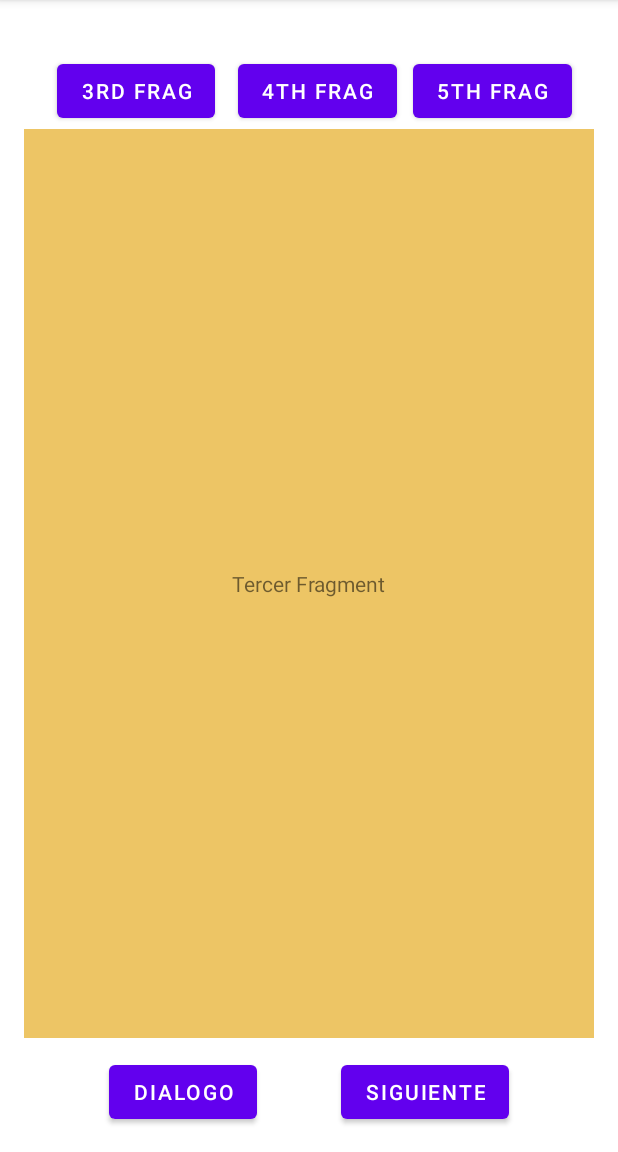
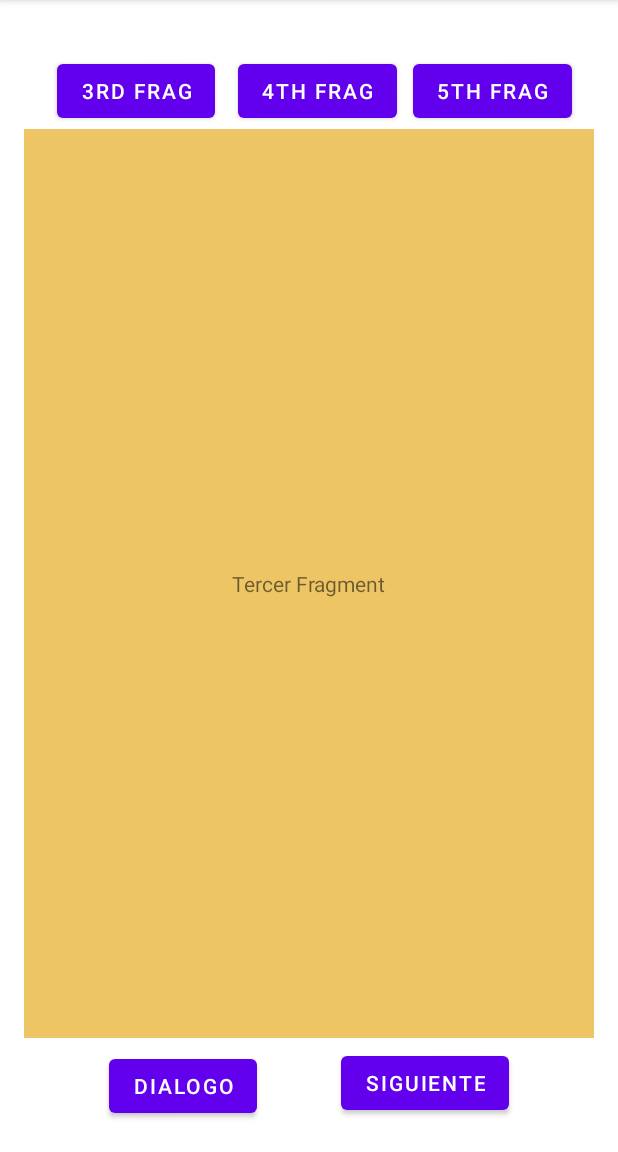
Before and after one commit to cHaC0ne/FragmentosClase2, an Android app: the SecondActivity screen opened directly, with no data from a screen before it, on a phone screen of 412 x 824 dp, the part 84-1236 px from its top. Run offline under Robolectric (Android 15) with nearby library versions, the phone set to English and light mode, and no system bars.

```diff
--- a/app/src/main/java/myFragments/primerFrag.kt
+++ b/app/src/main/java/com/example/fragmentsclase2/myFragments/primerFrag.kt
@@ -1,4 +1,4 @@
-package myFragments
+package com.example.fragmentsclase2.myFragments
 
 import android.os.Bundle
 import androidx.fragment.app.Fragment
--- a/app/src/main/java/myFragments/quintoFrag.kt
+++ b/app/src/main/java/com/example/fragmentsclase2/myFragments/quintoFrag.kt
@@ -1,4 +1,4 @@
-package myFragments
+package com.example.fragmentsclase2.myFragments
 
 import android.os.Bundle
 import android.view.*
--- a/app/src/main/java/myFragments/tercerFrag.kt
+++ b/app/src/main/java/com/example/fragmentsclase2/myFragments/tercerFrag.kt
@@ -1,4 +1,4 @@
-package myFragments
+package com.example.fragmentsclase2.myFragments
 
 import android.os.Bundle
 import androidx.fragment.app.Fragment
--- a/app/src/main/res/layout/activity_main.xml
+++ b/app/src/main/res/layout/activity_main.xml
@@ -17,7 +17,7 @@
 
         <androidx.fragment.app.FragmentContainerView
             android:id="@+id/fragmentContainerView"
-            android:name="myFragments.primerFrag"
+            android:name="com.example.fragmentsclase2.myFragments.primerFrag"
             android:layout_width="match_parent"
             android:layout_height="match_parent"
             android:layout_weight="2"
@@ -25,7 +25,7 @@
 
         <androidx.fragment.app.FragmentContainerView
             android:id="@+id/fragmentContainerView2"
-            android:name="myFragments.segundoFrag"
+            android:name="com.example.fragmentsclase2.myFragments.segundoFrag"
             android:layout_width="match_parent"
             android:layout_height="match_parent"
             android:layout_weight="1"
--- a/app/src/main/res/layout/activity_second.xml
+++ b/app/src/main/res/layout/activity_second.xml
@@ -45,7 +45,7 @@
 
     <androidx.fragment.app.FragmentContainerView
         android:id="@+id/fCV"
-        android:name="myFragments.tercerFrag"
+        android:name="com.example.fragmentsclase2.myFragments.tercerFrag"
         android:layout_width="0dp"
         android:layout_height="0dp"
         android:layout_marginTop="70dp"
@@ -58,8 +58,9 @@
         app:layout_constraintTop_toTopOf="parent"
         app:layout_constraintVertical_bias="1.0"
         tools:layout="@layout/fragment_tercer"/>
+
     <Button
-    android:id="@+id/btnDialog"
+        android:id="@+id/bDialog"
         android:layout_width="wrap_content"
         android:layout_height="wrap_content"
         android:onClick="onClickDialog"
@@ -67,7 +68,9 @@
         app:layout_constraintBottom_toBottomOf="parent"
         app:layout_constraintEnd_toStartOf="@+id/btnPass"
         app:layout_constraintHorizontal_bias="0.5"
-    app:layout_constraintStart_toStartOf="parent" />
+        app:layout_constraintStart_toStartOf="parent"
+        app:layout_constraintTop_toTopOf="parent"
+        app:layout_constraintVertical_bias="0.994" />
 
     <Button
         android:id="@+id/btnPass"
@@ -78,8 +81,9 @@
         app:layout_constraintBottom_toBottomOf="parent"
         app:layout_constraintEnd_toEndOf="parent"
         app:layout_constraintHorizontal_bias="0.5"
-    app:layout_constraintStart_toEndOf="@+id/btnDialog" />
-
+        app:layout_constraintStart_toEndOf="@+id/bDialog"
+        app:layout_constraintTop_toTopOf="parent"
+        app:layout_constraintVertical_bias="0.991" />
 
 
 </androidx.constraintlayout.widget.ConstraintLayout>
--- a/app/src/main/res/layout/fragment_cuarto.xml
+++ b/app/src/main/res/layout/fragment_cuarto.xml
@@ -2,7 +2,7 @@
     xmlns:tools="http://schemas.android.com/tools"
     android:layout_width="match_parent"
     android:layout_height="match_parent"
-    tools:context="myFragments.cuartoFrag"
+    tools:context="com.example.fragmentsclase2.myFragments.cuartoFrag"
     android:background="#D179E8">
 
     <!-- TODO: Update blank fragment layout -->
--- a/app/src/main/res/layout/fragment_primer.xml
+++ b/app/src/main/res/layout/fragment_primer.xml
@@ -2,7 +2,7 @@
     xmlns:tools="http://schemas.android.com/tools"
     android:layout_width="match_parent"
     android:layout_height="match_parent"
-    tools:context="myFragments.primerFrag"
+    tools:context="com.example.fragmentsclase2.myFragments.primerFrag"
     android:background="#8A96DF">
 
     <!-- TODO: Update blank fragment layout -->
--- a/app/src/main/res/layout/fragment_quinto.xml
+++ b/app/src/main/res/layout/fragment_quinto.xml
@@ -2,7 +2,7 @@
     xmlns:tools="http://schemas.android.com/tools"
     android:layout_width="match_parent"
     android:layout_height="match_parent"
-    tools:context="myFragments.quintoFrag"
+    tools:context="com.example.fragmentsclase2.myFragments.quintoFrag"
     android:background="#986563">
 
     <!-- TODO: Update blank fragment layout -->
--- a/app/src/main/res/layout/fragment_segundo.xml
+++ b/app/src/main/res/layout/fragment_segundo.xml
@@ -2,7 +2,7 @@
     xmlns:tools="http://schemas.android.com/tools"
     android:layout_width="match_parent"
     android:layout_height="match_parent"
-    tools:context="myFragments.segundoFrag">
+    tools:context="com.example.fragmentsclase2.myFragments.segundoFrag">
 
     <!-- TODO: Update blank fragment layout -->
     <TextView
--- a/app/src/main/res/layout/fragment_tercer.xml
+++ b/app/src/main/res/layout/fragment_tercer.xml
@@ -5,7 +5,7 @@
     android:layout_width="match_parent"
     android:layout_height="match_parent"
     android:background="#EDC565"
-    tools:context="myFragments.tercerFrag">
+    tools:context="com.example.fragmentsclase2.myFragments.tercerFrag">
 
 
     <TextView
--- a/app/src/main/res/values/strings.xml
+++ b/app/src/main/res/values/strings.xml
@@ -2,4 +2,6 @@
     <string name="app_name">FragmentsClase2</string>
     <!-- TODO: Remove or change this placeholder text -->
     <string name="hello_blank_fragment">Hello blank fragment</string>
+    <string name="Borrar">Borrar</string>
+    <string name="Aceptar">Aceptar</string>
 </resources>
```
Also changed, not shown: app/src/main/java/com/example/fragmentsclase2/SecondActivity.kt (+19 -14 lines), app/src/main/java/com/example/fragmentsclase2/myFragments/DialogFrag.kt (renamed from app/src/main/java/myFragments/DialogFrag.kt, +7 -8 lines), app/src/main/java/com/example/fragmentsclase2/myFragments/cuartoFrag.kt (renamed from app/src/main/java/myFragments/segundoFrag.kt, +6 -6 lines), app/src/main/java/com/example/fragmentsclase2/myFragments/segundoFrag.kt (renamed from app/src/main/java/myFragments/cuartoFrag.kt, +6 -6 lines), app/src/main/ic_launcher-playstore.png (added). Lines whose indentation alone changed are shown as unchanged.
